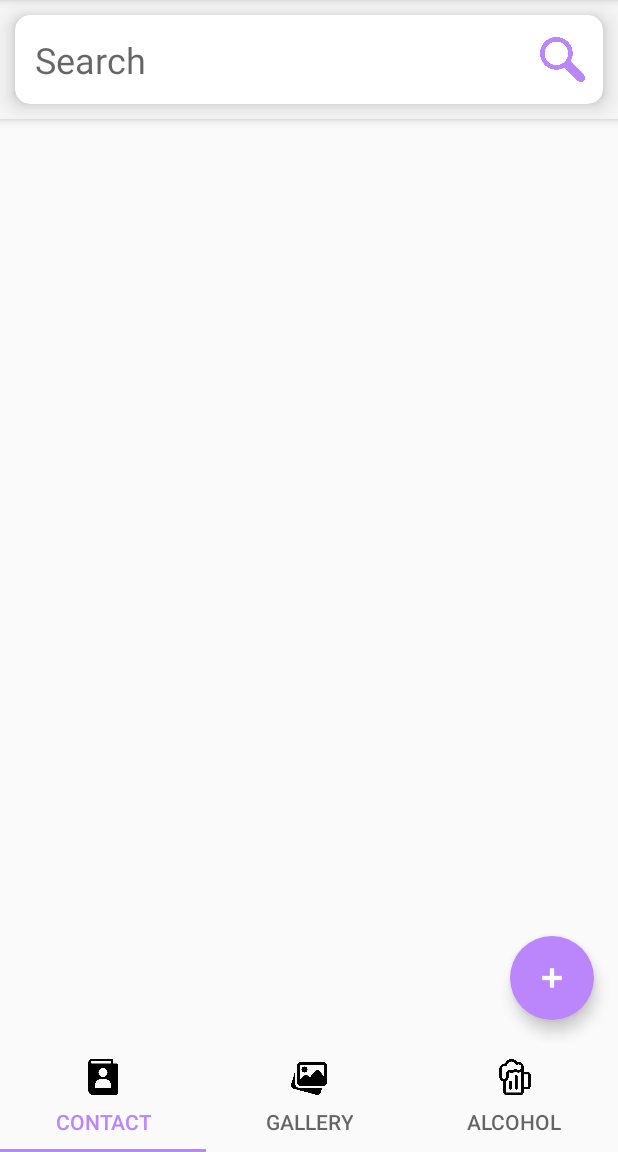
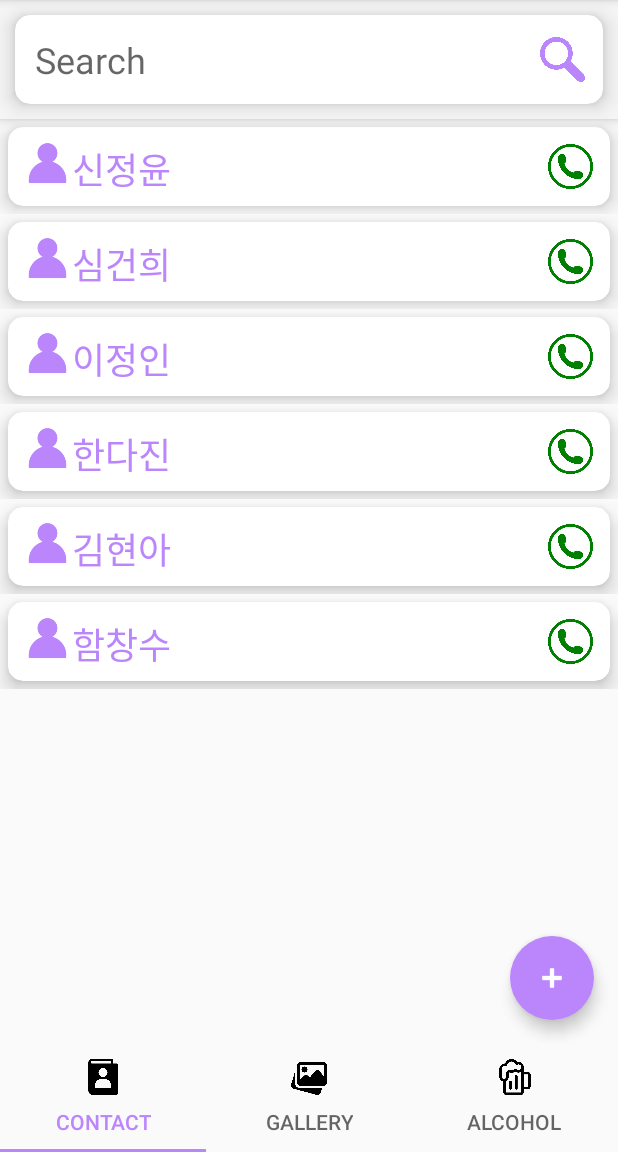
Before and after one commit to heejaykong/CS496-Project2, an Android app: the screen it shows after launch (MainActivity), on a phone screen of 412 x 824 dp, the part 84-1236 px from its top. Run offline under Robolectric (Android 15) with nearby library versions, the phone set to English and light mode, and no system bars.

Commit message:
func: modify phone call btn-> make the btn call the number right away when clicked && refactor

```diff
--- a/app/src/main/AndroidManifest.xml
+++ b/app/src/main/AndroidManifest.xml
@@ -2,6 +2,8 @@
 <manifest xmlns:android="http://schemas.android.com/apk/res/android"
     package="com.example.madcampweek2">
 
+    <uses-permission android:name="android.permission.READ_CONTACTS" />
+    <uses-permission android:name="android.permission.CALL_PHONE" />
     <uses-permission android:name="android.permission.READ_EXTERNAL_STORAGE" />
     <uses-permission
         android:name="android.permission.WRITE_EXTERNAL_STORAGE"
--- a/app/src/main/java/com/example/madcampweek2/Fragment1/BookDataList.kt
+++ b/app/src/main/java/com/example/madcampweek2/Fragment1/BookDataList.kt
@@ -2,8 +2,16 @@ package com.example.madcampweek2.Fragment1
 
 class BookDataList private constructor() {
     companion object {
-        @Volatile private var instance: ArrayList<PhoneBookData>? = arrayListOf()
-//        list추가하던 곳
+        @Volatile private var instance: ArrayList<PhoneBookData>? = arrayListOf(
+//            PhoneBookData("김철환","01022591802"),
+            PhoneBookData("신정윤","01043563523"),
+            PhoneBookData("심건희","01023523422"),
+            PhoneBookData("이정인","01063454534"),
+            PhoneBookData("한다진","01022725476"),
+            PhoneBookData("김현아","01025675643"),
+            PhoneBookData("함창수","01078462423"),
+//            PhoneBookData("류석영 교수님","01024673463")
+        )
 
         @JvmStatic fun getInstance(): ArrayList<PhoneBookData>? =
             instance ?: synchronized(this) {
--- a/app/src/main/java/com/example/madcampweek2/MainActivity.kt
+++ b/app/src/main/java/com/example/madcampweek2/MainActivity.kt
@@ -25,6 +25,10 @@ import org.jetbrains.anko.toast
 import org.jetbrains.anko.yesButton
 
 class MainActivity : AppCompatActivity() {
+//    첫번째탭 관련 권한처리
+    private val READ_CONTACTS = Manifest.permission.READ_CONTACTS
+    private val CALL_PHONE = Manifest.permission.CALL_PHONE
+
     private val REQ_STORAGE_PERMISSION = 1
 
     var lastTimeBackPressed : Long = -1;
@@ -35,17 +39,17 @@ class MainActivity : AppCompatActivity() {
     val FRAG2_CODE : Int = 1
     val FRAG3_CODE : Int = 2
 
+    private val phonbook_permissions = arrayOf(READ_CONTACTS, CALL_PHONE)
+
     override fun onCreate(savedInstanceState: Bundle?) {
         super.onCreate(savedInstanceState)
-        setContentView(R.layout.activity_main)
+        checkPhonebookPermissionAndStart()
 
         // 뷰페이저 설정
         val fragmentList = listOf(Fragment1(), Fragment2(), Fragment3())
         mAdapter.fragments = fragmentList
-
         //뷰페이저와 어댑터 연결
         view_pager.adapter = mAdapter
-
         // 탭레이아웃 관리
         TabLayoutMediator(tabs, view_pager) { tab: TabLayout.Tab, position: Int ->
             when (position) {
@@ -71,6 +75,15 @@ class MainActivity : AppCompatActivity() {
         }.attach()
 
         checkGalleryPermission(cancel = {showPermissionInfoDialog()}, ok = {})
+    }
+    private fun checkPhonebookPermissionAndStart() {
+        for(perm in phonbook_permissions) {
+            val result = ContextCompat.checkSelfPermission(this, perm)
+            if(result != PackageManager.PERMISSION_GRANTED) { //permission 하나라도 거부되면
+                ActivityCompat.requestPermissions(this, phonbook_permissions, 99)
+            }
+        }
+        setContentView(R.layout.activity_main)
     }
 
     /////////////////////////tab2
--- a/app/src/main/res/layout/fragment_1.xml
+++ b/app/src/main/res/layout/fragment_1.xml
@@ -61,7 +61,7 @@
         app:layoutManager="androidx.recyclerview.widget.LinearLayoutManager"
         tools:context="com.example.madcampweek2.Fragment1.Fragment1"
         tools:listitem="@layout/phonebook_item"
-        app:layout_behavior="@string/appbar_scrolling_view_behavior"/>
+        app:layout_behavior="@string/appbar_scrolling_view_behavior" />
 
     <com.google.android.material.floatingactionbutton.FloatingActionButton
         android:id="@+id/fab"
@@ -75,5 +75,4 @@
         app:srcCompat="@android:drawable/ic_input_add"
         app:layout_scrollFlags="scroll"/>
 
-
 </androidx.coordinatorlayout.widget.CoordinatorLayout>
```
Also changed, not shown: app/src/main/java/com/example/madcampweek2/Fragment1/Fragment1.kt (+52 -11 lines), app/src/main/java/com/example/madcampweek2/Fragment1/RecyclerViewAdapter.kt (+10 -29 lines).
